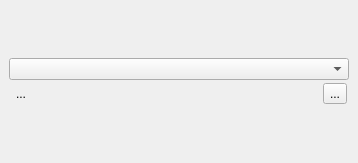
Qt form plugins/textshape/dialogs/SimpleParagraphWidget.ui (KDE/calligra) before a commit.
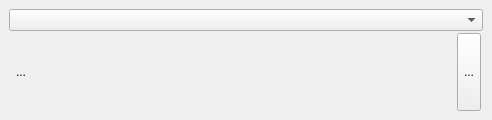
The same form after that commit. Custom widgets are drawn as their Qt base class.

Patch:
```diff
--- a/plugins/textshape/dialogs/SimpleParagraphWidget.ui
+++ b/plugins/textshape/dialogs/SimpleParagraphWidget.ui
@@ -6,8 +6,8 @@
    <rect>
     <x>0</x>
     <y>0</y>
-    <width>358</width>
-    <height>163</height>
+    <width>492</width>
+    <height>120</height>
    </rect>
   </property>
   <property name="sizePolicy">
@@ -61,6 +61,12 @@
         </item>
         <item row="2" column="0" colspan="2">
          <widget class="FormattingButton" name="bulletListButton">
+          <property name="sizePolicy">
+           <sizepolicy hsizetype="Preferred" vsizetype="Preferred">
+            <horstretch>0</horstretch>
+            <verstretch>0</verstretch>
+           </sizepolicy>
+          </property>
           <property name="text">
            <string>...</string>
           </property>
@@ -71,6 +77,12 @@
         </item>
         <item row="2" column="3">
          <widget class="QToolButton" name="increaseIndent">
+          <property name="sizePolicy">
+           <sizepolicy hsizetype="Preferred" vsizetype="Preferred">
+            <horstretch>0</horstretch>
+            <verstretch>0</verstretch>
+           </sizepolicy>
+          </property>
           <property name="autoRaise">
            <bool>true</bool>
           </property>
@@ -80,6 +92,12 @@
          <layout class="QHBoxLayout" name="horizontalLayout">
           <item>
            <widget class="QToolButton" name="alignLeft">
+            <property name="sizePolicy">
+             <sizepolicy hsizetype="Preferred" vsizetype="Preferred">
+              <horstretch>0</horstretch>
+              <verstretch>0</verstretch>
+             </sizepolicy>
+            </property>
             <property name="autoRaise">
              <bool>true</bool>
             </property>
@@ -87,6 +105,12 @@
           </item>
           <item>
            <widget class="QToolButton" name="alignCenter">
+            <property name="sizePolicy">
+             <sizepolicy hsizetype="Preferred" vsizetype="Preferred">
+              <horstretch>0</horstretch>
+              <verstretch>0</verstretch>
+             </sizepolicy>
+            </property>
             <property name="autoRaise">
              <bool>true</bool>
             </property>
@@ -94,6 +118,12 @@
           </item>
           <item>
            <widget class="QToolButton" name="alignRight">
+            <property name="sizePolicy">
+             <sizepolicy hsizetype="Preferred" vsizetype="Preferred">
+              <horstretch>0</horstretch>
+              <verstretch>0</verstretch>
+             </sizepolicy>
+            </property>
             <property name="autoRaise">
              <bool>true</bool>
             </property>
@@ -101,6 +131,12 @@
           </item>
           <item>
            <widget class="QToolButton" name="alignBlock">
+            <property name="sizePolicy">
+             <sizepolicy hsizetype="Preferred" vsizetype="Preferred">
+              <horstretch>0</horstretch>
+              <verstretch>4</verstretch>
+             </sizepolicy>
+            </property>
             <property name="autoRaise">
              <bool>true</bool>
             </property>
@@ -123,6 +159,12 @@
         </item>
         <item row="2" column="4">
          <widget class="QToolButton" name="changeTextDirection">
+          <property name="sizePolicy">
+           <sizepolicy hsizetype="Preferred" vsizetype="Preferred">
+            <horstretch>0</horstretch>
+            <verstretch>0</verstretch>
+           </sizepolicy>
+          </property>
           <property name="autoRaise">
            <bool>true</bool>
           </property>
@@ -130,6 +172,12 @@
         </item>
         <item row="2" column="2">
          <widget class="QToolButton" name="decreaseIndent">
+          <property name="sizePolicy">
+           <sizepolicy hsizetype="Preferred" vsizetype="Preferred">
+            <horstretch>0</horstretch>
+            <verstretch>0</verstretch>
+           </sizepolicy>
+          </property>
           <property name="autoRaise">
            <bool>true</bool>
           </property>
@@ -137,6 +185,12 @@
         </item>
         <item row="2" column="9">
          <widget class="QToolButton" name="moreOptions">
+          <property name="sizePolicy">
+           <sizepolicy hsizetype="Preferred" vsizetype="Preferred">
+            <horstretch>0</horstretch>
+            <verstretch>0</verstretch>
+           </sizepolicy>
+          </property>
           <property name="text">
            <string>...</string>
           </property>
```
Left out of the diff: 11 changed lines with no effect on the pictures.
